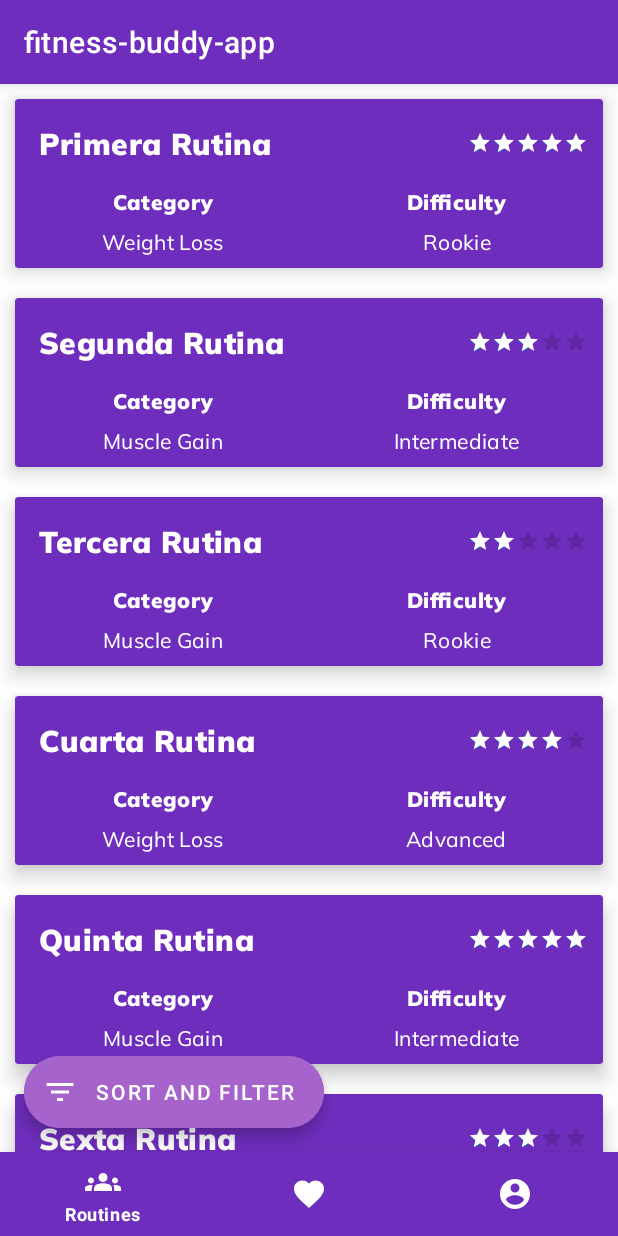
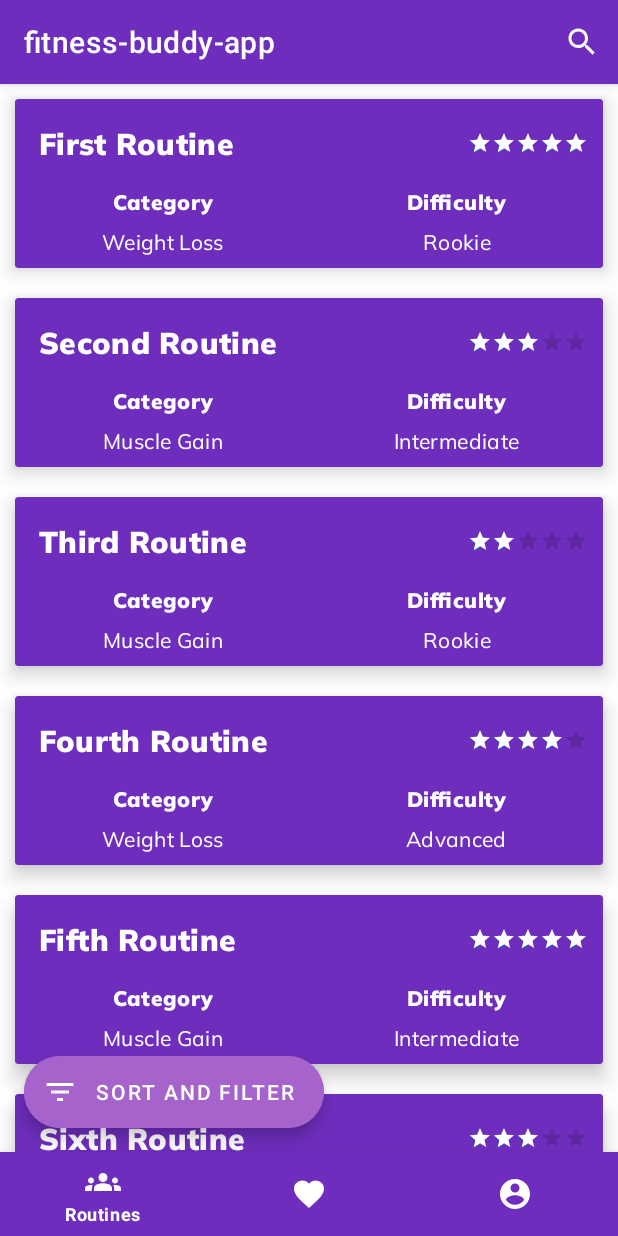
Before and after one commit to Reversive/fitness-buddy-app, an Android app: the CommunityRoutinesFragment screen opened directly, with no data from a screen before it, on a phone screen of 412 x 824 dp. Run offline under Robolectric (Android 15) with nearby library versions, the phone set to English and light mode, and no system bars.

Commit message:
added search button on toolbar

```diff
--- a/app/src/main/java/ar/edu/itba/fitness/buddy/navigation/community_routines/CommunityRoutinesFragment.java
+++ b/app/src/main/java/ar/edu/itba/fitness/buddy/navigation/community_routines/CommunityRoutinesFragment.java
@@ -2,11 +2,18 @@ package ar.edu.itba.fitness.buddy.navigation.community_routines;
 
 import android.os.Bundle;
 
+import androidx.annotation.NonNull;
+import androidx.annotation.Nullable;
+import androidx.appcompat.widget.SearchView;
+import androidx.core.view.MenuItemCompat;
 import androidx.fragment.app.Fragment;
 import androidx.recyclerview.widget.LinearLayoutManager;
 import androidx.recyclerview.widget.RecyclerView;
 
 import android.view.LayoutInflater;
+import android.view.Menu;
+import android.view.MenuInflater;
+import android.view.MenuItem;
 import android.view.View;
 import android.view.ViewGroup;
 
@@ -25,6 +32,18 @@ public class CommunityRoutinesFragment extends Fragment {
     }
 
     @Override
+    public void onCreate(@Nullable Bundle savedInstanceState) {
+        super.onCreate(savedInstanceState);
+        setHasOptionsMenu(true);
+    }
+
+    @Override
+    public void onCreateOptionsMenu(@NonNull Menu menu, @NonNull MenuInflater inflater) {
+        inflater.inflate(R.menu.toolbar, menu);
+        // set search filter
+    }
+
+    @Override
     public View onCreateView(LayoutInflater inflater, ViewGroup container,
                              Bundle savedInstanceState) {
         View view = inflater.inflate(R.layout.fragment_community_routines, container, false);
@@ -32,12 +51,12 @@ public class CommunityRoutinesFragment extends Fragment {
         routineRecycler.setHasFixedSize(true);
         routineRecycler.setLayoutManager(new LinearLayoutManager(view.getContext()));
         ArrayList<RoutineCard> routineCards = new ArrayList<>();
-        routineCards.add(new RoutineCard("Primera Rutina", "Rookie", "Weight Loss", 5));
-        routineCards.add(new RoutineCard("Segunda Rutina", "Intermediate", "Muscle Gain", 3));
-        routineCards.add(new RoutineCard("Tercera Rutina", "Rookie", "Muscle Gain", 2));
-        routineCards.add(new RoutineCard("Cuarta Rutina", "Advanced", "Weight Loss", 4));
-        routineCards.add(new RoutineCard("Quinta Rutina", "Intermediate", "Muscle Gain", 5));
-        routineCards.add(new RoutineCard("Sexta Rutina", "Rookie", "Weight Loss", 3));
+        routineCards.add(new RoutineCard("First Routine", "Rookie", "Weight Loss", 5));
+        routineCards.add(new RoutineCard("Second Routine", "Intermediate", "Muscle Gain", 3));
+        routineCards.add(new RoutineCard("Third Routine", "Rookie", "Muscle Gain", 2));
+        routineCards.add(new RoutineCard("Fourth Routine", "Advanced", "Weight Loss", 4));
+        routineCards.add(new RoutineCard("Fifth Routine", "Intermediate", "Muscle Gain", 5));
+        routineCards.add(new RoutineCard("Sixth Routine", "Rookie", "Weight Loss", 3));
         adapter = new RoutineCardAdapter(routineCards);
         routineRecycler.setAdapter(adapter);
         return view;
--- /dev/null
+++ b/app/src/main/res/drawable/ic_search_toolbar.xml
@@ -0,0 +1,5 @@
+<vector android:height="24dp" android:tint="#FFFFFF"
+    android:viewportHeight="24" android:viewportWidth="24"
+    android:width="24dp" xmlns:android="http://schemas.android.com/apk/res/android">
+    <path android:fillColor="@android:color/white" android:pathData="M15.5,14h-0.79l-0.28,-0.27C15.41,12.59 16,11.11 16,9.5 16,5.91 13.09,3 9.5,3S3,5.91 3,9.5 5.91,16 9.5,16c1.61,0 3.09,-0.59 4.23,-1.57l0.27,0.28v0.79l5,4.99L20.49,19l-4.99,-5zM9.5,14C7.01,14 5,11.99 5,9.5S7.01,5 9.5,5 14,7.01 14,9.5 11.99,14 9.5,14z"/>
+</vector>
--- a/app/src/main/res/layout/fragment_community_routines.xml
+++ b/app/src/main/res/layout/fragment_community_routines.xml
@@ -6,6 +6,7 @@
     android:background="@color/white"
     android:layout_height="match_parent"
     tools:context=".navigation.community_routines.CommunityRoutinesFragment">
+
     <androidx.core.widget.NestedScrollView
         android:layout_width="match_parent"
         android:layout_height="wrap_content">
--- /dev/null
+++ b/app/src/main/res/menu/toolbar.xml
@@ -0,0 +1,10 @@
+<?xml version="1.0" encoding="utf-8"?>
+<menu xmlns:android="http://schemas.android.com/apk/res/android"
+    xmlns:app="http://schemas.android.com/apk/res-auto">
+    <item android:id="@+id/action_search"
+        android:title="@string/community_routines"
+        app:actionViewClass="androidx.appcompat.widget.SearchView"
+        android:icon="@drawable/ic_search_toolbar"
+        app:showAsAction="always|collapseActionView"
+        />
+</menu>
```
